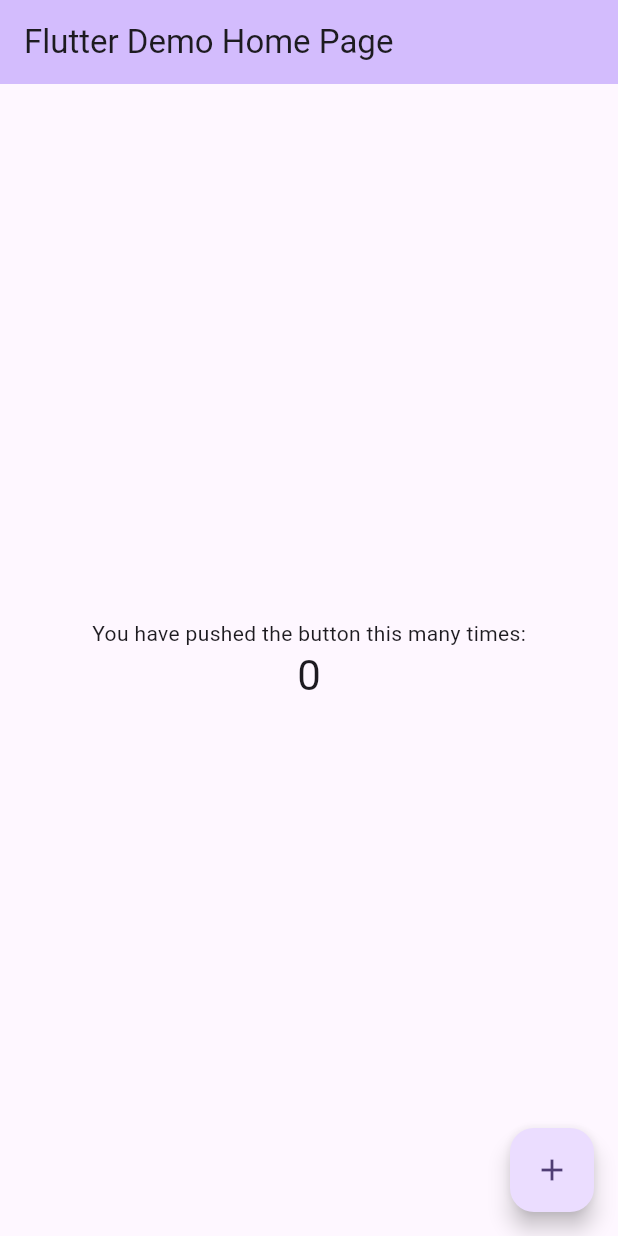
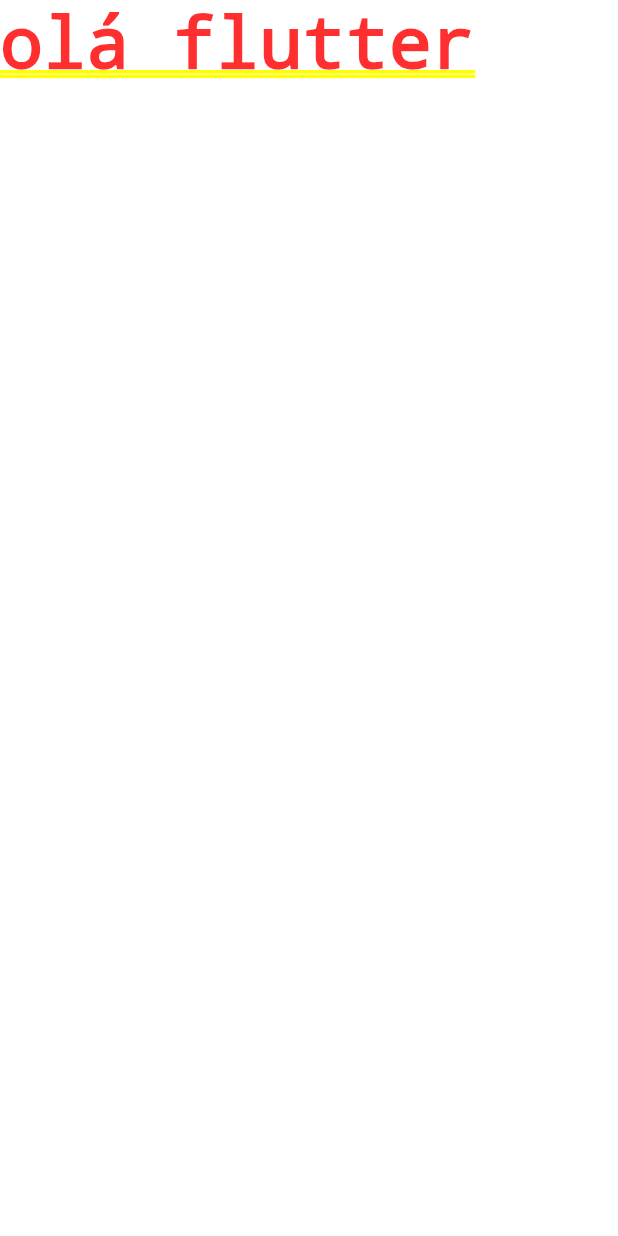
Before and after one commit to LorenaMartins1/perguntas_app, a Flutter app: the screen it shows after launch, on a phone screen of 412 x 824 dp. Run offline on Flutter 3.47's test engine with Material 3 defaults, Android fonts, the light colour scheme and no system bars.

Commit message:
olá flutter

```diff
--- a/perguntas_app/lib/main.dart
+++ b/perguntas_app/lib/main.dart
@@ -1,125 +1,16 @@
 import 'package:flutter/material.dart';
 
-void main() {
-  runApp(const MyApp());
+main() {
+  runApp(new PerguntasApp());
 }
 
-class MyApp extends StatelessWidget {
-  const MyApp({super.key});
+class PerguntasApp extends StatelessWidget {
+  const PerguntasApp({super.key});
 
-  // This widget is the root of your application.
   @override
   Widget build(BuildContext context) {
-    return MaterialApp(
-      title: 'Flutter Demo',
-      theme: ThemeData(
-        // This is the theme of your application.
-        //
-        // TRY THIS: Try running your application with "flutter run". You'll see
-        // the application has a purple toolbar. Then, without quitting the app,
-        // try changing the seedColor in the colorScheme below to Colors.green
-        // and then invoke "hot reload" (save your changes or press the "hot
-        // reload" button in a Flutter-supported IDE, or press "r" if you used
-        // the command line to start the app).
-        //
-        // Notice that the counter didn't reset back to zero; the application
-        // state is not lost during the reload. To reset the state, use hot
-        // restart instead.
-        //
-        // This works for code too, not just values: Most code changes can be
-        // tested with just a hot reload.
-        colorScheme: ColorScheme.fromSeed(seedColor: Colors.deepPurple),
-        useMaterial3: true,
-      ),
-      home: const MyHomePage(title: 'Flutter Demo Home Page'),
+    return const MaterialApp(
+      home: Text('olá flutter'),
     );
   }
 }
-
-class MyHomePage extends StatefulWidget {
-  const MyHomePage({super.key, required this.title});
-
-  // This widget is the home page of your application. It is stateful, meaning
-  // that it has a State object (defined below) that contains fields that affect
-  // how it looks.
-
-  // This class is the configuration for the state. It holds the values (in this
-  // case the title) provided by the parent (in this case the App widget) and
-  // used by the build method of the State. Fields in a Widget subclass are
-  // always marked "final".
-
-  final String title;
-
-  @override
-  State<MyHomePage> createState() => _MyHomePageState();
-}
-
-class _MyHomePageState extends State<MyHomePage> {
-  int _counter = 0;
-
-  void _incrementCounter() {
-    setState(() {
-      // This call to setState tells the Flutter framework that something has
-      // changed in this State, which causes it to rerun the build method below
-      // so that the display can reflect the updated values. If we changed
-      // _counter without calling setState(), then the build method would not be
-      // called again, and so nothing would appear to happen.
-      _counter++;
-    });
-  }
-
-  @override
-  Widget build(BuildContext context) {
-    // This method is rerun every time setState is called, for instance as done
-    // by the _incrementCounter method above.
-    //
-    // The Flutter framework has been optimized to make rerunning build methods
-    // fast, so that you can just rebuild anything that needs updating rather
-    // than having to individually change instances of widgets.
-    return Scaffold(
-      appBar: AppBar(
-        // TRY THIS: Try changing the color here to a specific color (to
-        // Colors.amber, perhaps?) and trigger a hot reload to see the AppBar
-        // change color while the other colors stay the same.
-        backgroundColor: Theme.of(context).colorScheme.inversePrimary,
-        // Here we take the value from the MyHomePage object that was created by
-        // the App.build method, and use it to set our appbar title.
-        title: Text(widget.title),
-      ),
-      body: Center(
-        // Center is a layout widget. It takes a single child and positions it
-        // in the middle of the parent.
-        child: Column(
-          // Column is also a layout widget. It takes a list of children and
-          // arranges them vertically. By default, it sizes itself to fit its
-          // children horizontally, and tries to be as tall as its parent.
-          //
-          // Column has various properties to control how it sizes itself and
-          // how it positions its children. Here we use mainAxisAlignment to
-          // center the children vertically; the main axis here is the vertical
-          // axis because Columns are vertical (the cross axis would be
-          // horizontal).
-          //
-          // TRY THIS: Invoke "debug painting" (choose the "Toggle Debug Paint"
-          // action in the IDE, or press "p" in the console), to see the
-          // wireframe for each widget.
-          mainAxisAlignment: MainAxisAlignment.center,
-          children: <Widget>[
-            const Text(
-              'You have pushed the button this many times:',
-            ),
-            Text(
-              '$_counter',
-              style: Theme.of(context).textTheme.headlineMedium,
-            ),
-          ],
-        ),
-      ),
-      floatingActionButton: FloatingActionButton(
-        onPressed: _incrementCounter,
-        tooltip: 'Increment',
-        child: const Icon(Icons.add),
-      ), // This trailing comma makes auto-formatting nicer for build methods.
-    );
-  }
-}
```
